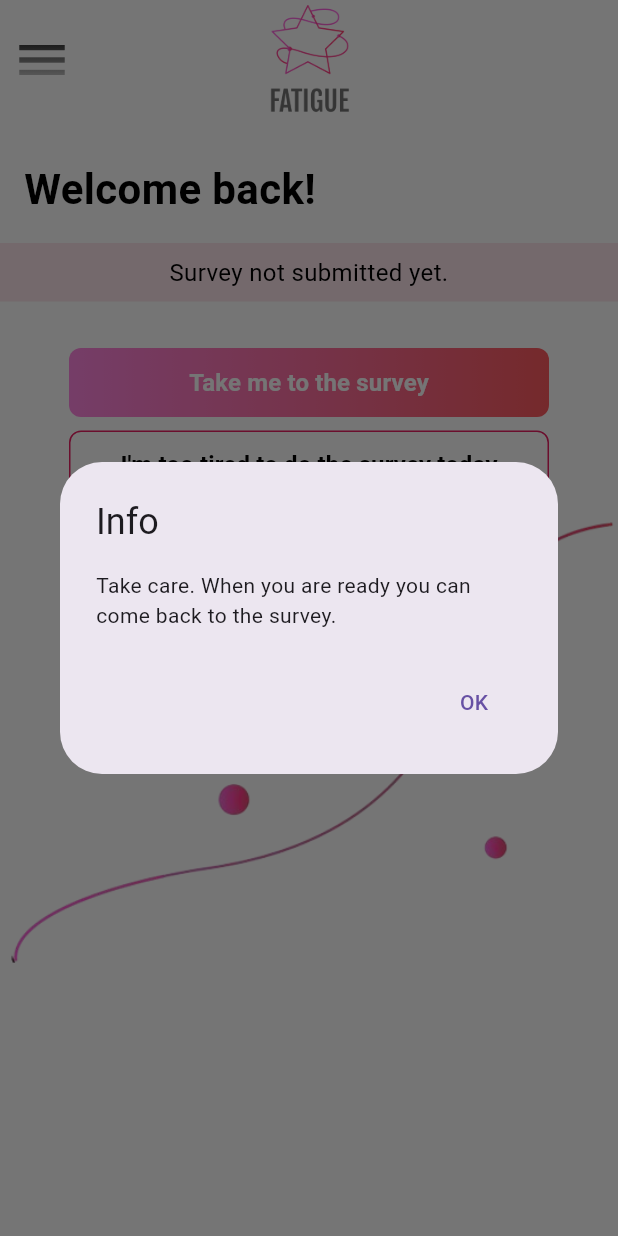
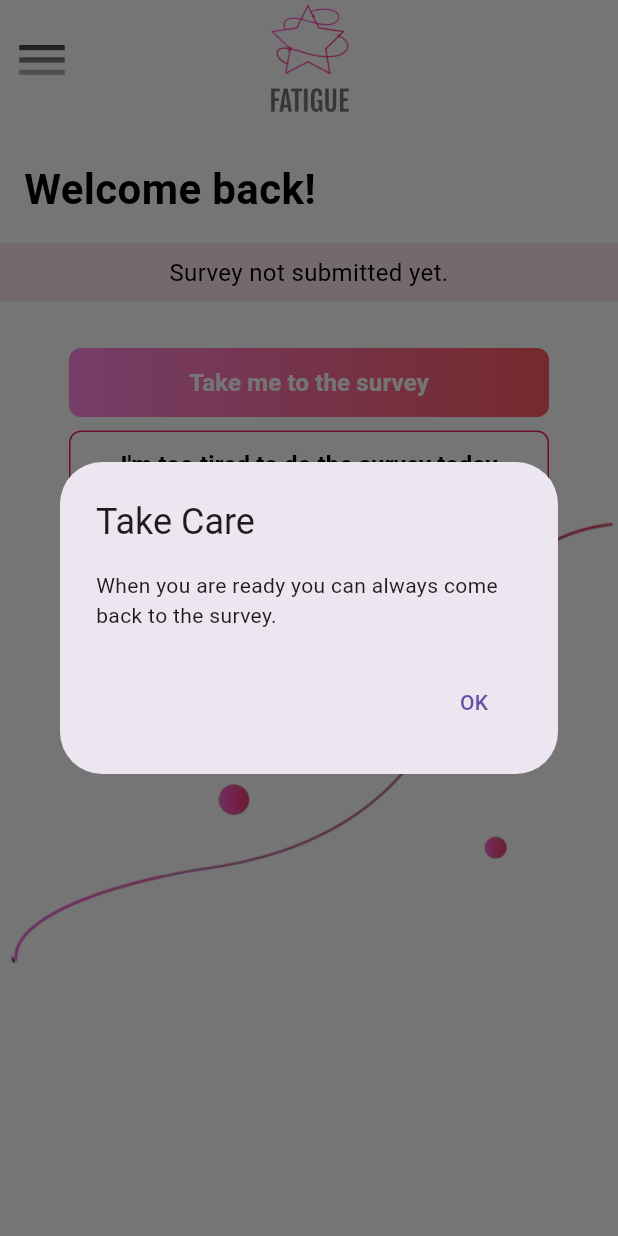
Before and after one commit to anusii/msfatigue, a Flutter app: the WelcomeBackScreen screen opened directly, after a tap on "I'm too tired to do the survey today", on a phone screen of 412 x 824 dp. Run offline on Flutter 3.47's test engine with Material 3 defaults, Android fonts, the phone set to English and light mode, and no system bars; our stand-ins replace equatable, flutter_bloc, flutter_markdown, gap, package_info_plus, shared_preferences and 1 more; missing offline and left inert: rdflib, solidpod, window_manager; accounts and stored records are empty.

Commit message:
Improve Too Tired message.

```diff
--- a/lib/questionnaire/welcome_back.dart
+++ b/lib/questionnaire/welcome_back.dart
@@ -277,8 +277,8 @@ class _WelcomeBackScreenState extends State<WelcomeBackScreen> {
                     child: OutlinedButton(
                       onPressed: () {
                         showWarning(
-                          'Info',
-                          "Take care. When you are ready you can come back to the survey.",
+                          'Take Care',
+                          "When you are ready you can always come back to the survey.",
                           context,
                         );
                       },
```
